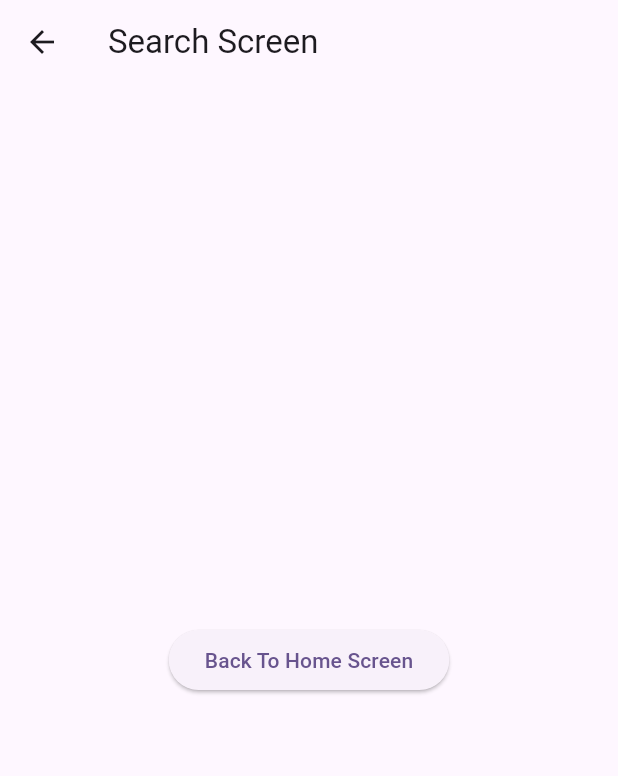
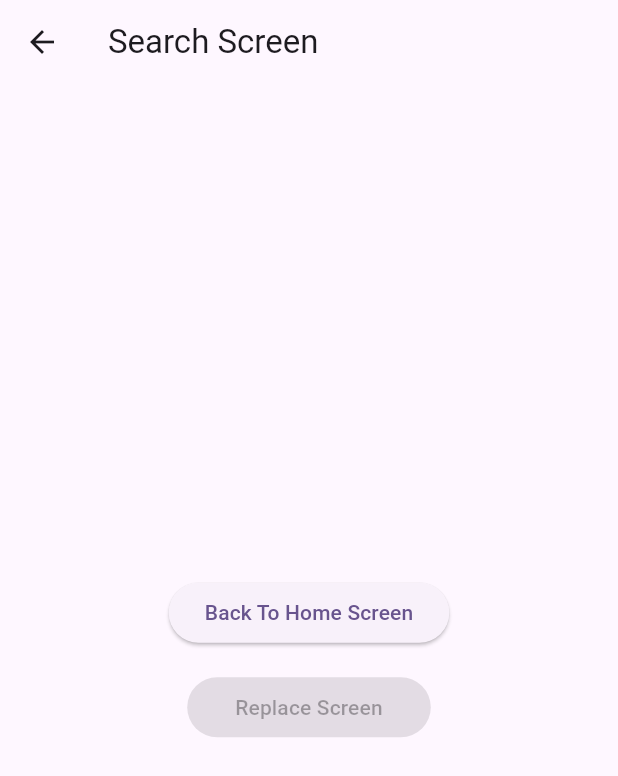
Before and after one commit to hgajipara246/getx_practice, a Flutter app: the SearchScreen screen opened by its route, on a phone screen of 412 x 824 dp. Shown: the top 776 px of the screen. Run offline on Flutter 3.47's test engine with Material 2 defaults, Android fonts, the phone set to English and light mode, and no system bars; our stand-ins replace get; statements that could not run were skipped.

Commit message:
7/7/2023

```diff
--- a/lib/view/search_screen/search_screen.dart
+++ b/lib/view/search_screen/search_screen.dart
@@ -1,6 +1,8 @@
 import 'package:flutter/material.dart';
 import 'package:get/get.dart';
 import 'package:getx_practice/res/constant/app_string.dart';
+import 'package:getx_practice/utils/routes/app_routes.dart';
+import 'package:getx_practice/utils/routes/routes_name.dart';
 
 class SearchScreen extends GetView<SearchController> {
   const SearchScreen({super.key});
@@ -23,6 +25,19 @@ class SearchScreen extends GetView<SearchController> {
                 "Back To Home Screen",
               ),
             ),
+            SizedBox(height: 15),
+            ElevatedButton(
+              onPressed: () {
+                Get.offNamed(RoutesName.homeScreen)
+              },
+              child: Padding(
+                padding: const EdgeInsets.all(8.0),
+                child: Text(
+                  "Replace Screen",
+                  textAlign: TextAlign.center,
+                ),
+              ),
+            ),
           ],
         ),
       ),
```
